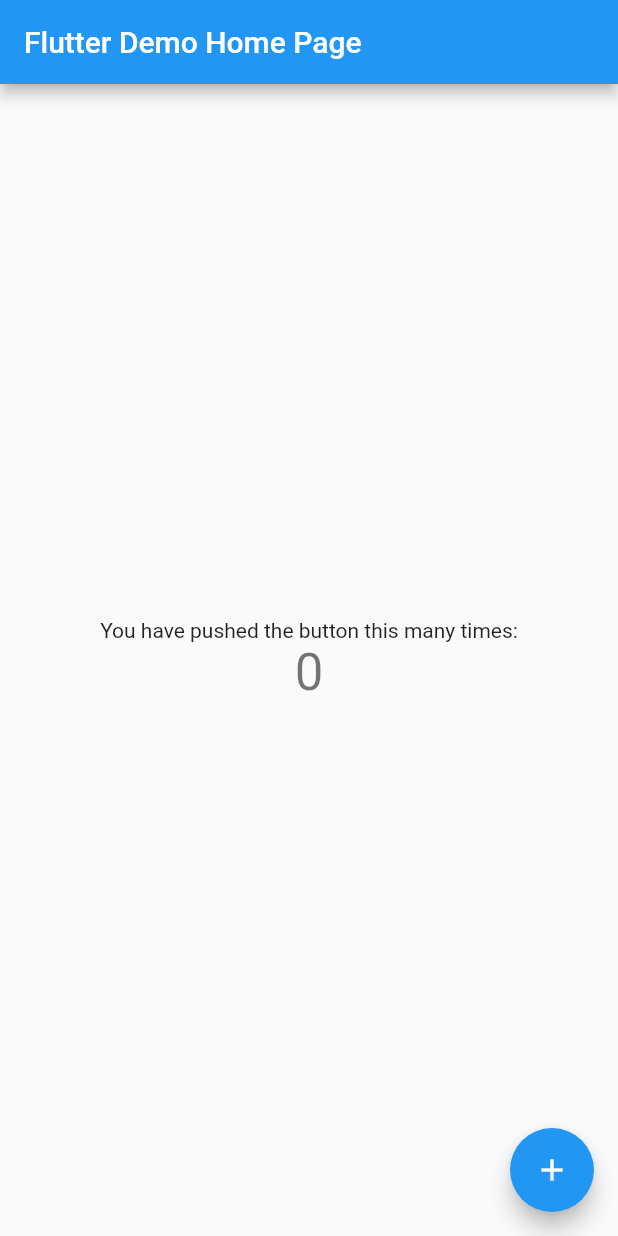
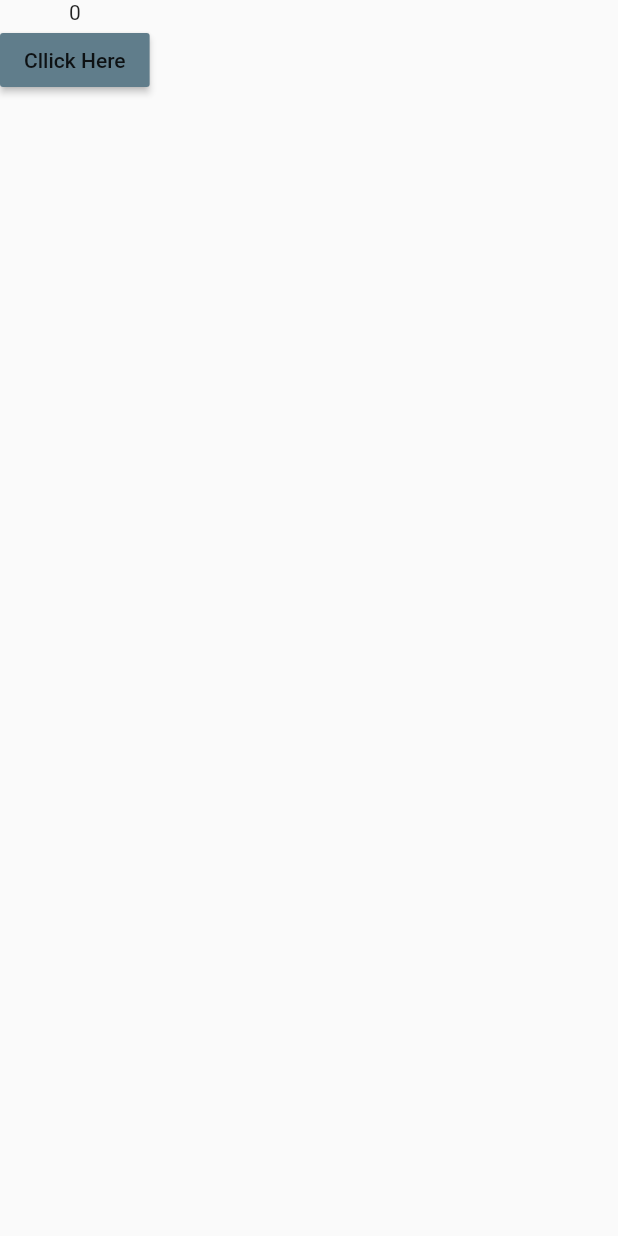
Before and after one commit to roshan1960701/cubit_test, a Flutter app: the screen it shows after launch, on a phone screen of 412 x 824 dp. Run offline on Flutter 3.47's test engine with Material 2 defaults, Android fonts, the phone set to English and light mode, and no system bars; our stand-ins replace bloc, flutter_bloc.

Commit message:
Counter Cubit

```diff
--- /dev/null
+++ b/lib/CounterCubit/counter_cubit.dart
@@ -0,0 +1,32 @@
+import 'package:flutter_bloc/flutter_bloc.dart';
+
+class CounterCubit extends Cubit{
+ CounterCubit():super(0);
+
+ String Name = "Roshan";
+ static final newName = "Roshan Wadekar";
+
+ List names = ["Roshan","Ishank","Shrashti","Rohit","Pascal","Dominic"];
+ int no = 0;
+
+ void showText(){
+  emit(names[no]);
+  no = no + 1;
+  if(no == names.length){
+   no = 0;
+  }
+  /*if(names.length >= no){
+   emit(names[no]);
+  }
+  if(names.length == no){
+   emit("List Ended");
+  }
+  else {
+   emit ("cannot display Names");
+  }
+*/
+  //emit(names);
+  //emit(state + 1);
+ }
+
+}
--- /dev/null
+++ b/lib/CounterCubit/home_page.dart
@@ -0,0 +1,32 @@
+import 'package:cubit_test/CounterCubit/counter_cubit.dart';
+import 'package:flutter/material.dart';
+import 'package:flutter_bloc/flutter_bloc.dart';
+
+class HomePage extends StatelessWidget {
+  const HomePage({key}) : super(key: key);
+
+  @override
+  Widget build(BuildContext context) {
+    return Scaffold(
+      body: Column(
+        children: [
+          BlocBuilder<CounterCubit,dynamic>(builder:(context,state){
+            return Text("${state}");
+          }),
+
+          MaterialButton(
+            color: Colors.blueGrey,
+            child: Text('Cllick Here'),
+            onPressed:(){
+              context.read<CounterCubit>().showText();
+            },
+          ),
+
+          /*BlocBuilder<CounterCubit,dynamic>(builder:(context,state){
+            return Text()
+          })*/
+        ],
+      ),
+    );
+  }
+}
--- a/lib/main.dart
+++ b/lib/main.dart
@@ -1,6 +1,11 @@
+import 'package:cubit_test/CounterCubit/counter_cubit.dart';
+import 'package:cubit_test/counter_observer.dart';
+import 'package:cubit_test/CounterCubit/home_page.dart';
 import 'package:flutter/material.dart';
+import 'package:flutter_bloc/flutter_bloc.dart';
 
 void main() {
+  Bloc.observer = CounterOberserver();
   runApp(MyApp());
 }
 
@@ -9,105 +14,10 @@ class MyApp extends StatelessWidget {
   @override
   Widget build(BuildContext context) {
     return MaterialApp(
-      title: 'Flutter Demo',
-      theme: ThemeData(
-        // This is the theme of your application.
-        //
-        // Try running your application with "flutter run". You'll see the
-        // application has a blue toolbar. Then, without quitting the app, try
-        // changing the primarySwatch below to Colors.green and then invoke
-        // "hot reload" (press "r" in the console where you ran "flutter run",
-        // or simply save your changes to "hot reload" in a Flutter IDE).
-        // Notice that the counter didn't reset back to zero; the application
-        // is not restarted.
-        primarySwatch: Colors.blue,
-      ),
-      home: MyHomePage(title: 'Flutter Demo Home Page'),
+      title: 'Cubit Samples',
+      home: BlocProvider(
+          create: (_) => CounterCubit(),
+          child: HomePage()),
     );
   }
 }
-
-class MyHomePage extends StatefulWidget {
-  MyHomePage({Key key, this.title}) : super(key: key);
-
-  // This widget is the home page of your application. It is stateful, meaning
-  // that it has a State object (defined below) that contains fields that affect
-  // how it looks.
-
-  // This class is the configuration for the state. It holds the values (in this
-  // case the title) provided by the parent (in this case the App widget) and
-  // used by the build method of the State. Fields in a Widget subclass are
-  // always marked "final".
-
-  final String title;
-
-  @override
-  _MyHomePageState createState() => _MyHomePageState();
-}
-
-class _MyHomePageState extends State<MyHomePage> {
-  int _counter = 0;
-
-  void _incrementCounter() {
-    setState(() {
-      // This call to setState tells the Flutter framework that something has
-      // changed in this State, which causes it to rerun the build method below
-      // so that the display can reflect the updated values. If we changed
-      // _counter without calling setState(), then the build method would not be
-      // called again, and so nothing would appear to happen.
-      _counter++;
-    });
-  }
-
-  @override
-  Widget build(BuildContext context) {
-    // This method is rerun every time setState is called, for instance as done
-    // by the _incrementCounter method above.
-    //
-    // The Flutter framework has been optimized to make rerunning build methods
-    // fast, so that you can just rebuild anything that needs updating rather
-    // than having to individually change instances of widgets.
-    return Scaffold(
-      appBar: AppBar(
-        // Here we take the value from the MyHomePage object that was created by
-        // the App.build method, and use it to set our appbar title.
-        title: Text(widget.title),
-      ),
-      body: Center(
-        // Center is a layout widget. It takes a single child and positions it
-        // in the middle of the parent.
-        child: Column(
-          // Column is also a layout widget. It takes a list of children and
-          // arranges them vertically. By default, it sizes itself to fit its
-          // children horizontally, and tries to be as tall as its parent.
-          //
-          // Invoke "debug painting" (press "p" in the console, choose the
-          // "Toggle Debug Paint" action from the Flutter Inspector in Android
-          // Studio, or the "Toggle Debug Paint" command in Visual Studio Code)
-          // to see the wireframe for each widget.
-          //
-          // Column has various properties to control how it sizes itself and
-          // how it positions its children. Here we use mainAxisAlignment to
-          // center the children vertically; the main axis here is the vertical
-          // axis because Columns are vertical (the cross axis would be
-          // horizontal).
-          mainAxisAlignment: MainAxisAlignment.center,
-          children: <Widget>[
-            Text(
-              'You have pushed the button this many times:',
-            ),
-            Text(
-              '$_counter',
-              style: Theme.of(context).textTheme.headline4,
-            ),
-          ],
-        ),
-      ),
-      floatingActionButton: FloatingActionButton(
-        onPressed: _incrementCounter,
-        tooltip: 'Increment',
-        child: Icon(Icons.add),
-      ), // This trailing comma makes auto-formatting nicer for build methods.
-    );
-  }
-}
--- a/pubspec.yaml
+++ b/pubspec.yaml
@@ -28,6 +28,8 @@ dependencies:
   # The following adds the Cupertino Icons font to your application.
   # Use with the CupertinoIcons class for iOS style icons.
   cupertino_icons: ^1.0.0
+  flutter_bloc: ^6.1.3
+
 
 dev_dependencies:
   flutter_test:
```
Also changed, not shown: lib/counter_observer.dart (added, +22 -0 lines), pubspec.lock.
